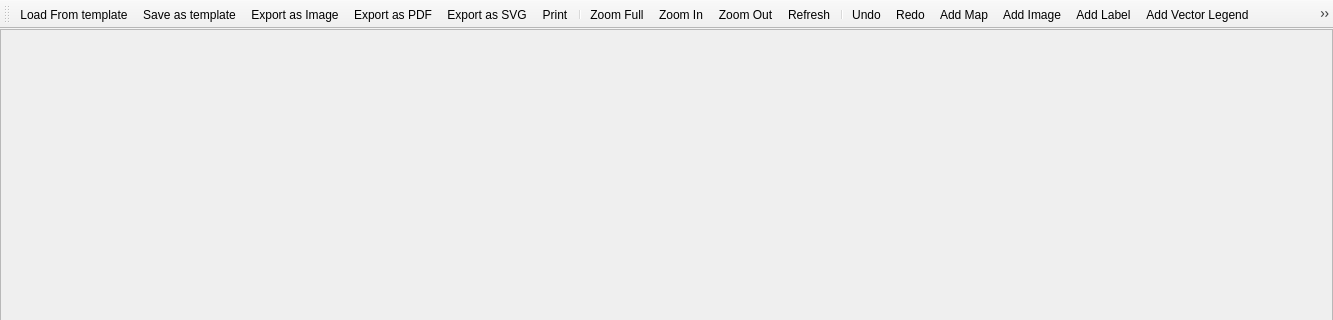
Before: the Qt Designer form src/ui/qgscomposerbase.ui in kadas-albireo/kadas-albireo, drawn with Qt 5; both pictures show x 0 to 1333 and y 0 to 320 of the 1333 by 609 pixel window.
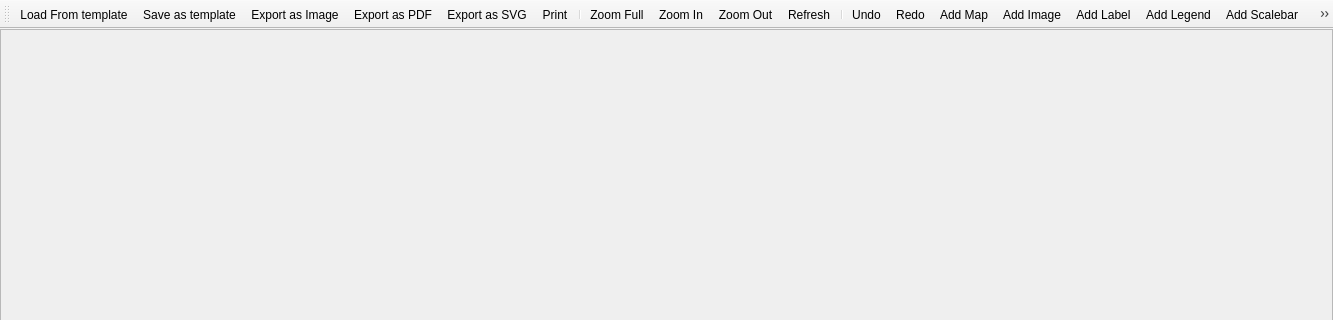
After: the same form once the commit is applied. Icons and pictures are not drawn.

Commit message: Change tool tip for composer legend. Fixes #4980

Patch:
```diff
--- a/src/ui/qgscomposerbase.ui
+++ b/src/ui/qgscomposerbase.ui
@@ -152,7 +152,7 @@
      <normaloff>../themes/default/mActionAddLegend.png</normaloff>../themes/default/mActionAddLegend.png</iconset>
    </property>
    <property name="text">
-    <string>Add Vector Legend</string>
+    <string>Add Legend</string>
    </property>
    <property name="toolTip">
     <string>Add new vect legend</string>
```
Left out of the diff: 2 changed lines with no effect on the pictures.
